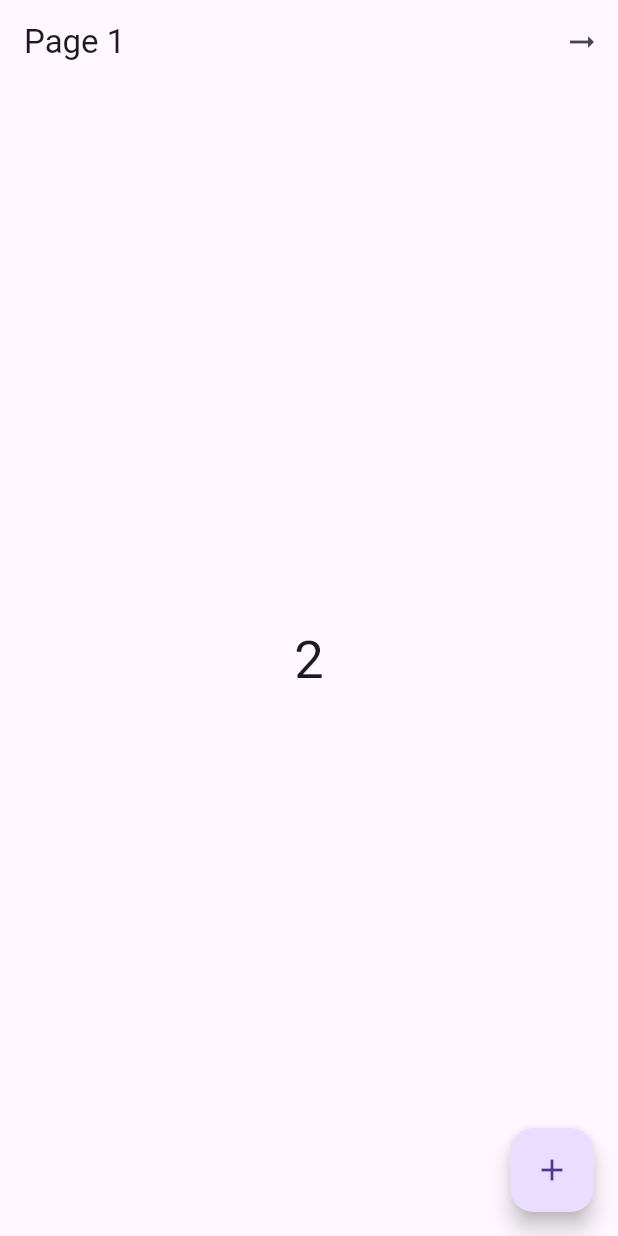
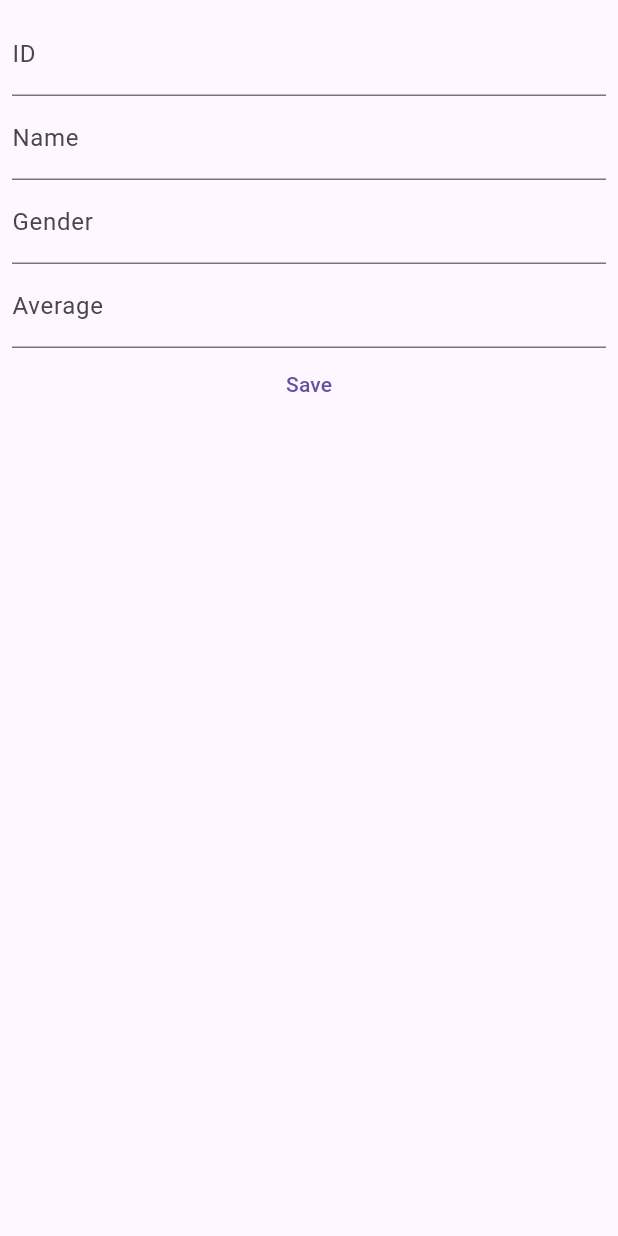
Before and after one commit to Pheung-Phya/time6-7, a Flutter app: the screen it shows after launch, after a tap on the "add" icon, on a phone screen of 412 x 824 dp. Run offline on Flutter 3.47's test engine with Material 3 defaults, Android fonts, the phone set to English and light mode, and no system bars; our stand-ins replace get.

Commit message:
add student

```diff
--- a/lib/app3/controllers/counter_controller.dart
+++ b/lib/app3/controllers/counter_controller.dart
@@ -6,4 +6,8 @@ class CounterController extends GetxController {
   void increment() {
     count.value++;
   }
+
+  void decrement() {
+    count.value--;
+  }
 }
--- /dev/null
+++ b/lib/app3/controllers/student_controller.dart
@@ -0,0 +1,14 @@
+import 'package:get/get.dart';
+import 'package:time6_7/app3/models/student.dart';
+
+class StudentController extends GetxController {
+  var students = [
+    Student(id: 101, name: "Panha", gender: "Male", average: 90.90),
+    Student(id: 102, name: "Thida", gender: "Female", average: 80.90),
+    Student(id: 103, name: "Tola", gender: "Male", average: 70.90),
+  ].obs;
+
+  void insert(Student student) {
+    students.add(student);
+  }
+}
--- /dev/null
+++ b/lib/app3/models/student.dart
@@ -0,0 +1,12 @@
+class Student {
+  final int id;
+  final String name;
+  final String gender;
+  final double average;
+
+  Student(
+      {required this.id,
+      required this.name,
+      required this.gender,
+      required this.average});
+}
--- /dev/null
+++ b/lib/app3/pages/student_input.dart
@@ -0,0 +1,62 @@
+import 'package:flutter/material.dart';
+import 'package:get/get.dart';
+import 'package:time6_7/app3/controllers/student_controller.dart';
+import 'package:time6_7/app3/models/student.dart';
+
+class StudentInput extends StatelessWidget {
+  StudentInput({super.key});
+
+  TextEditingController controllerId = TextEditingController();
+  TextEditingController controllerName = TextEditingController();
+  TextEditingController controllerGender = TextEditingController();
+  TextEditingController controllerAverage = TextEditingController();
+
+  final controller = Get.find<StudentController>();
+
+  @override
+  Widget build(BuildContext context) {
+    return Scaffold(
+      body: Padding(
+        padding: const EdgeInsets.all(8.0),
+        child: ListView(
+          children: [
+            TextField(
+              controller: controllerId,
+              decoration: InputDecoration(
+                labelText: 'ID',
+              ),
+            ),
+            TextField(
+              controller: controllerName,
+              decoration: InputDecoration(
+                labelText: 'Name',
+              ),
+            ),
+            TextField(
+              controller: controllerGender,
+              decoration: InputDecoration(
+                labelText: 'Gender',
+              ),
+            ),
+            TextField(
+              controller: controllerAverage,
+              decoration: InputDecoration(
+                labelText: 'Average',
+              ),
+            ),
+            TextButton(
+                onPressed: () {
+                  controller.insert(Student(
+                      id: int.parse(controllerId.text),
+                      name: controllerName.text,
+                      gender: controllerGender.text,
+                      average: double.parse(controllerAverage.text)));
+                  Get.back();
+                },
+                child: Text('Save'))
+          ],
+        ),
+      ),
+    );
+  }
+}
--- /dev/null
+++ b/lib/app3/pages/student_screen.dart
@@ -0,0 +1,38 @@
+import 'package:flutter/material.dart';
+import 'package:get/get.dart';
+import 'package:time6_7/app3/controllers/student_controller.dart';
+import 'package:time6_7/app3/pages/student_input.dart';
+
+class StudentScreen extends StatelessWidget {
+  StudentScreen({super.key});
+
+  StudentController controller = Get.put(StudentController());
+
+  @override
+  Widget build(BuildContext context) {
+    return Scaffold(
+      appBar: AppBar(
+        title: const Text('Student Details'),
+      ),
+      body: Center(
+          child: Obx(
+        () => ListView.builder(
+            itemCount: controller.students.length,
+            itemBuilder: (context, index) {
+              return ListTile(
+                leading: Text(controller.students[index].id.toString()),
+                title: Text(controller.students[index].name.toString()),
+                subtitle: Text(controller.students[index].gender.toString()),
+                trailing: Text(controller.students[index].average.toString()),
+              );
+            }),
+      )),
+      floatingActionButton: FloatingActionButton(
+        onPressed: () {
+          Get.to(StudentInput());
+        },
+        child: const Icon(Icons.add),
+      ),
+    );
+  }
+}
--- a/lib/main.dart
+++ b/lib/main.dart
@@ -1,6 +1,6 @@
 import 'package:flutter/material.dart';
 import 'package:get/get.dart';
-import 'package:time6_7/app3/pages/page1.dart';
+import 'package:time6_7/app3/pages/student_screen.dart';
 
 void main() {
   runApp(const MyApp());
@@ -11,6 +11,7 @@ class MyApp extends StatelessWidget {
 
   @override
   Widget build(BuildContext context) {
-    return GetMaterialApp(debugShowCheckedModeBanner: false, home: Page1());
+    return GetMaterialApp(
+        debugShowCheckedModeBanner: false, home: StudentScreen());
   }
 }
```
